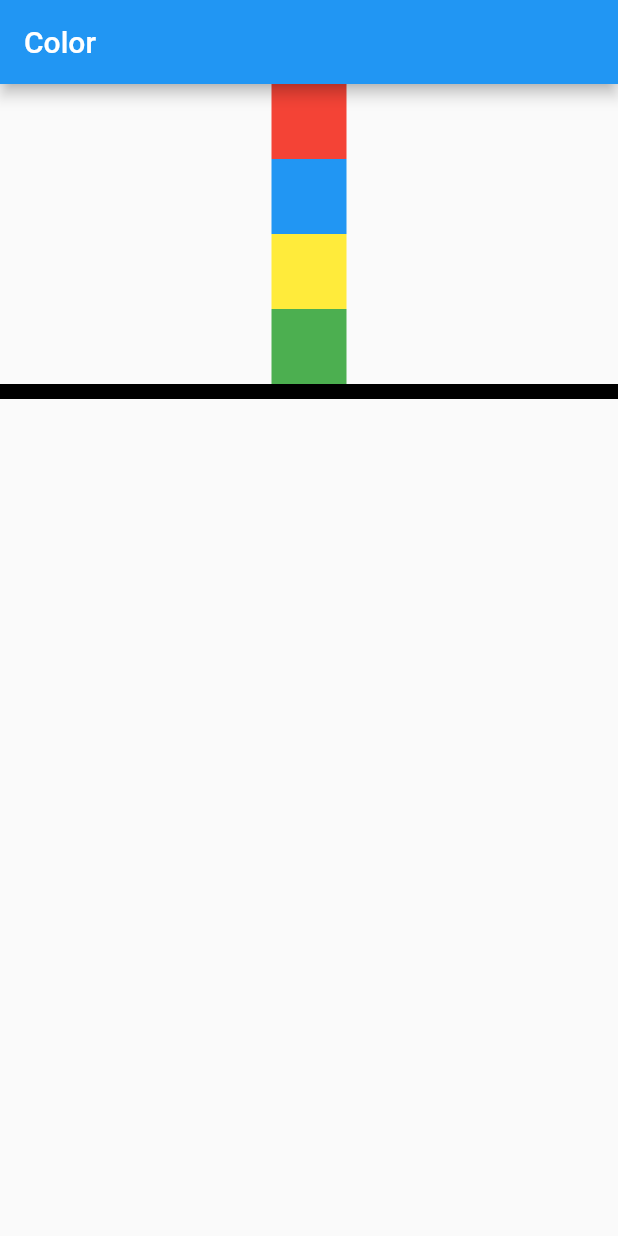
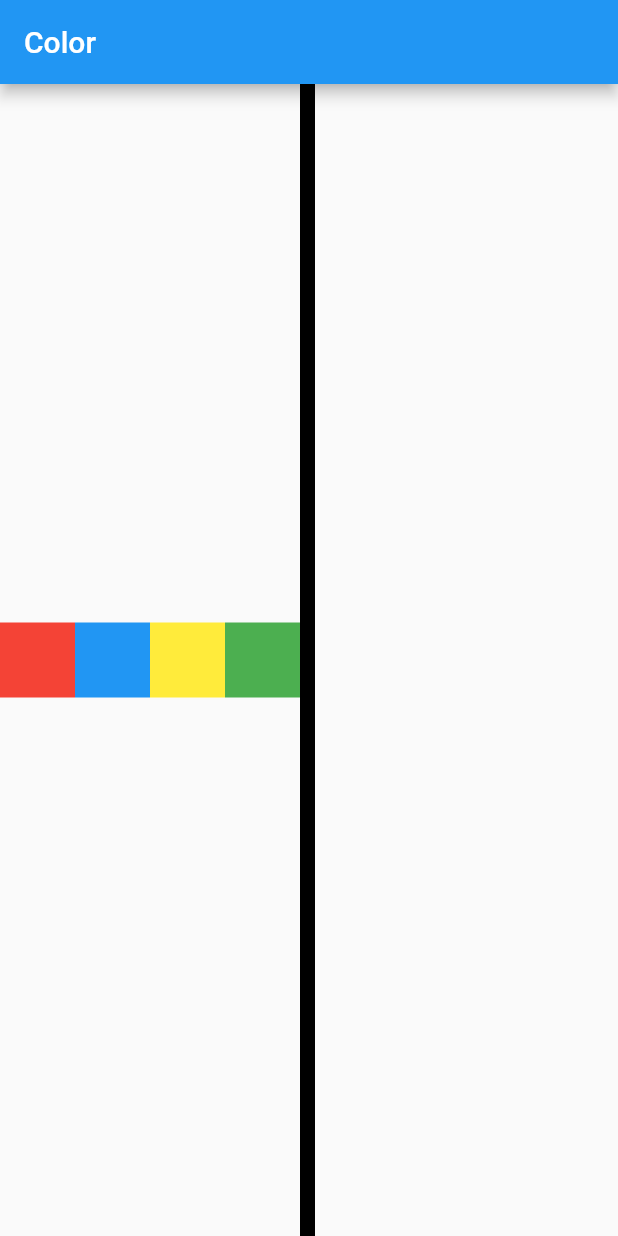
Before and after one commit to SCYPito/fluttertest0504, a Flutter app: the screen it shows after launch, on a phone screen of 412 x 824 dp. Run offline on Flutter 3.47's test engine with Material 2 defaults, Android fonts, the phone set to English and light mode, and no system bars.

Commit message:
Row 色塊排列

```diff
--- a/lib/main.dart
+++ b/lib/main.dart
@@ -25,7 +25,7 @@ class MyApp extends StatelessWidget {
 class _MyApp extends StatelessWidget{
   @override
   Widget build(BuildContext context) {
-    return Column(
+    return Row(
       children: <Widget>[
         Container(
           width: 50,
@@ -48,8 +48,8 @@ class _MyApp extends StatelessWidget{
           color: Colors.green,
         ),
         Container(
-          width: 10000,
-          height: 10,
+          width: 10,
+          height: 10000,
           color: Colors.black,
         )
       ],
```
